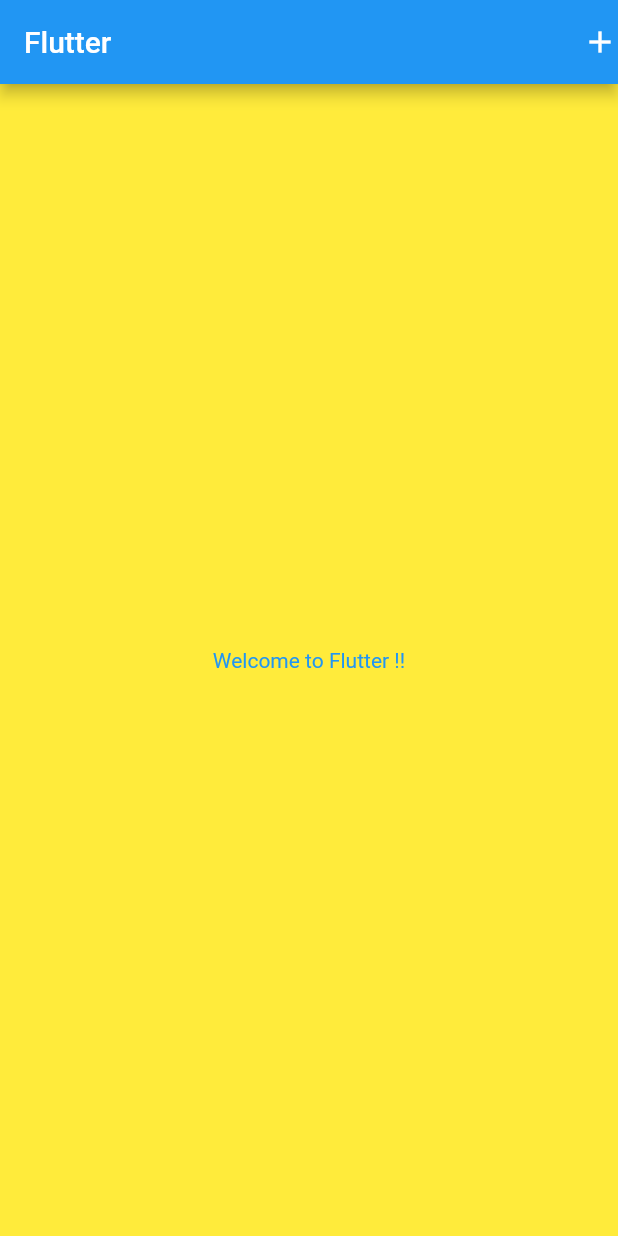
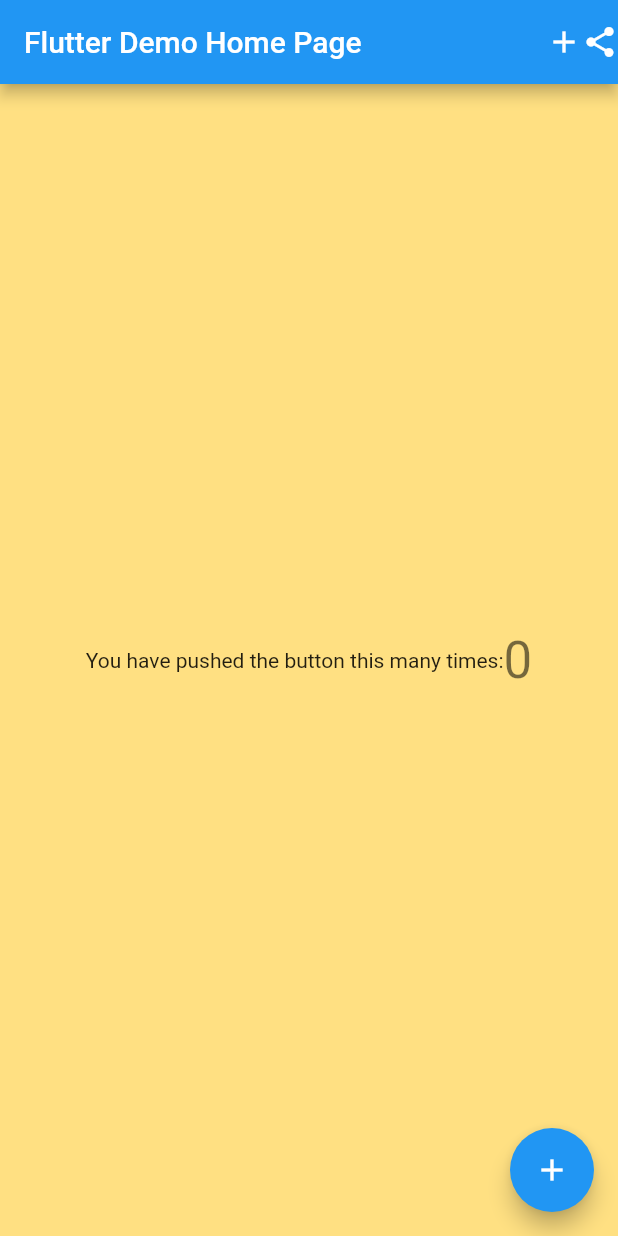
Before and after one commit to yoritin/flutter_app, a Flutter app: the screen it shows after launch, on a phone screen of 412 x 824 dp. Run offline on Flutter 3.47's test engine with Material 2 defaults, Android fonts, the phone set to English and light mode, and no system bars.

Commit message:
Change background color

```diff
--- a/lib/main.dart
+++ b/lib/main.dart
@@ -8,22 +8,70 @@ class MyApp extends StatelessWidget {
   @override
   Widget build(BuildContext context) {
     return MaterialApp(
-      debugShowCheckedModeBanner: false,
-      home: Scaffold(
-        appBar: AppBar(
-          title: Text('Flutter'),
-          actions: <Widget>[
-            Icon(Icons.add)
-          ],
-        ),
-        backgroundColor: Colors.yellow,
-        body: Center(
-          child: Text(
-            'Welcome to Flutter !!',
-            style: TextStyle(color: Colors.blue),
+      title: 'Flutter Demo',
+      theme: ThemeData(
+        primarySwatch: Colors.blue,
+      ),
+      home: MyHomePage(title: 'Flutter Demo Home Page'),
+    );
+  }
+}
+
+class MyHomePage extends StatefulWidget {
+  MyHomePage({Key? key, required this.title}) : super(key: key);
+
+  final String title;
+
+  @override
+  _MyHomePageState createState() => _MyHomePageState();
+}
+
+class _MyHomePageState extends State<MyHomePage> {
+  int _counter = 0;
+
+  void _incrementCounter() {
+    setState(() {
+      _counter++;
+    });
+  }
+
+  @override
+  Widget build(BuildContext context) {
+    return Scaffold(
+      appBar: AppBar(
+        title: Text(widget.title),
+        actions: <Widget>[
+          Icon(Icons.add),
+          Icon(Icons.share)
+        ],
+      ),
+      body: Center(
+        child: Container(
+          color: Colors.amber[200],
+          height: double.infinity,
+          child: Padding(
+            padding: const EdgeInsets.all(32),
+            child: Row(
+              mainAxisAlignment: MainAxisAlignment.center,
+              children: <Widget>[
+                Text(
+                  'You have pushed the button this many times:',
+                ),
+                Text(
+                  '$_counter',
+                  style: Theme.of(context).textTheme.headline4,
+                ),
+              ],
+            ),
           ),
         ),
       ),
+      floatingActionButton: FloatingActionButton(
+        onPressed: _incrementCounter,
+        tooltip: 'Increment',
+        child: Icon(Icons.add),
+      ),
+      // This trailing comma makes auto-formatting nicer for build methods.
     );
   }
 }
```
